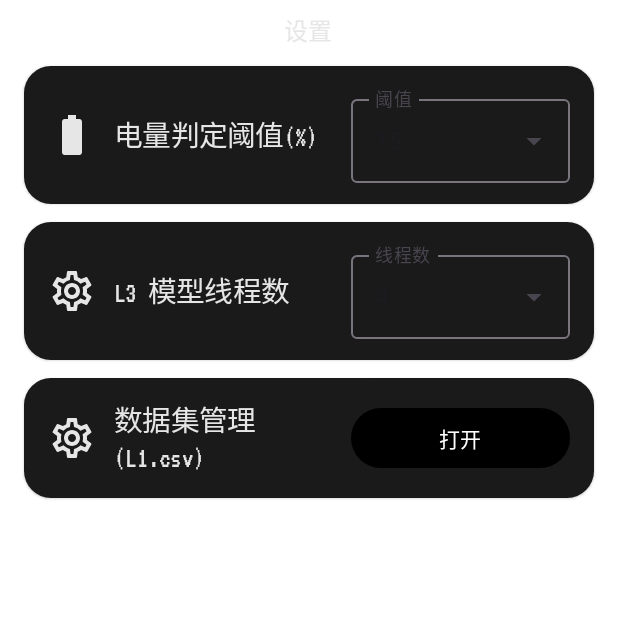
After one commit to brill594/Zero, an Android app built with Jetpack Compose: the composable SettingsScreen shown on its own in the app's theme, on a phone screen of 412 x 824 dp, the top half of it. The commit adds this screen. Run offline under Robolectric (Android 15) with nearby library versions, the phone set to English and light mode, and no system bars.

Commit message:
feat(历史通知页): 新增手动标注优先级功能并自动分区
- 在历史通知页添加优先级标注下拉菜单，支持高/中/低优先级选择
- 修改优先级后自动移动到对应分区并记录到L1.csv数据集
- 新增AppSettings管理电池阈值和L3线程数配置
- 添加设置页和数据集管理页，支持导出和清空L1数据集
- 修改NotificationDao查询逻辑以支持用户优先级覆盖

```diff
--- a/app/src/main/java/com/Brill/zero/data/db/NotificationDao.kt
+++ b/app/src/main/java/com/Brill/zero/data/db/NotificationDao.kt
@@ -8,7 +8,7 @@ interface NotificationDao {
     @Insert(onConflict = OnConflictStrategy.REPLACE)
     suspend fun upsert(item: NotificationEntity): Long
 
-    @Query("SELECT * FROM notifications WHERE priority = :p ORDER BY postedAt DESC LIMIT :limit")
+    @Query("SELECT * FROM notifications WHERE COALESCE(userPriority, priority) = :p ORDER BY postedAt DESC LIMIT :limit")
     fun streamByPriority(p: String, limit: Int = 50): Flow<List<NotificationEntity>>
 
     @Query("SELECT * FROM notifications WHERE processed = 0 AND priority = 'MEDIUM' ORDER BY postedAt ASC LIMIT :limit")
@@ -17,6 +17,9 @@ interface NotificationDao {
     @Query("UPDATE notifications SET processed = 1 WHERE id IN (:ids)")
     suspend fun markProcessed(ids: List<Long>)
 
+    @Query("UPDATE notifications SET userPriority = :p WHERE id = :id")
+    suspend fun setUserPriority(id: Long, p: String?)
+
     @Query("SELECT * FROM notifications WHERE id = :id LIMIT 1")
     suspend fun getById(id: Long): NotificationEntity?
 
--- a/app/src/main/java/com/Brill/zero/data/repo/ZeroRepository.kt
+++ b/app/src/main/java/com/Brill/zero/data/repo/ZeroRepository.kt
@@ -53,6 +53,10 @@ class ZeroRepository private constructor(private val db: ZeroDatabase, private v
     suspend fun markProcessed(ids: List<Long>) = db.notificationDao().markProcessed(ids)
 
     suspend fun getNotificationById(id: Long) = db.notificationDao().getById(id)
+
+    suspend fun setNotificationUserPriority(id: Long, userPriority: String?) = withContext(Dispatchers.IO) {
+        db.notificationDao().setUserPriority(id, userPriority)
+    }
     companion object {
         @Volatile private var INSTANCE: ZeroRepository? = null
         fun get(context: Context): ZeroRepository = INSTANCE ?: synchronized(this) {
--- /dev/null
+++ b/app/src/main/java/com/Brill/zero/settings/AppSettings.kt
@@ -0,0 +1,34 @@
+package com.brill.zero.settings
+
+import android.content.Context
+import android.content.SharedPreferences
+
+object AppSettings {
+    private const val PREFS_NAME = "zero_settings"
+    private const val KEY_BATTERY_THRESHOLD = "battery_threshold_pct"
+    private const val KEY_L3_THREADS = "l3_threads"
+
+    private fun prefs(ctx: Context): SharedPreferences =
+        ctx.applicationContext.getSharedPreferences(PREFS_NAME, Context.MODE_PRIVATE)
+
+    fun getBatteryThreshold(ctx: Context): Int {
+        val p = prefs(ctx)
+        return p.getInt(KEY_BATTERY_THRESHOLD, 15) // default 15%
+    }
+
+    fun setBatteryThreshold(ctx: Context, value: Int) {
+        val v = value.coerceIn(5, 50)
+        prefs(ctx).edit().putInt(KEY_BATTERY_THRESHOLD, v).apply()
+    }
+
+    fun getL3Threads(ctx: Context): Int {
+        val p = prefs(ctx)
+        return p.getInt(KEY_L3_THREADS, 4) // default threads 4
+    }
+
+    fun setL3Threads(ctx: Context, value: Int) {
+        val cores = Runtime.getRuntime().availableProcessors().coerceAtMost(8)
+        val v = value.coerceIn(1, cores)
+        prefs(ctx).edit().putInt(KEY_L3_THREADS, v).apply()
+    }
+}
--- /dev/null
+++ b/app/src/main/java/com/Brill/zero/ui/screen/SettingsScreen.kt
@@ -0,0 +1,242 @@
+@file:OptIn(androidx.compose.material3.ExperimentalMaterial3Api::class)
+package com.brill.zero.ui.screen
+
+import android.graphics.Typeface
+import androidx.compose.foundation.clickable
+import androidx.compose.foundation.layout.*
+import androidx.compose.foundation.shape.RoundedCornerShape
+import androidx.compose.material3.*
+import androidx.compose.runtime.*
+import androidx.compose.ui.Alignment
+import androidx.compose.ui.Modifier
+import androidx.compose.ui.graphics.Color
+import androidx.compose.ui.platform.LocalContext
+import androidx.compose.ui.text.font.FontFamily
+import androidx.compose.ui.unit.dp
+import androidx.compose.material.icons.Icons
+import androidx.compose.material.icons.outlined.BatteryStd
+import androidx.compose.material.icons.outlined.Settings
+import com.brill.zero.settings.AppSettings
+
+@Composable
+fun SettingsScreen(onOpenDashboard: () -> Unit = {}, onOpenDataset: () -> Unit = {}) {
+    val context = LocalContext.current
+
+    val vt323 = remember(context) {
+        FontFamily(Typeface.createFromAsset(context.assets, "fonts/VT323-Regular.ttf"))
+    }
+
+    // Load persisted values
+    var batteryThreshold by remember { mutableStateOf(AppSettings.getBatteryThreshold(context)) }
+    var l3Threads by remember { mutableStateOf(AppSettings.getL3Threads(context)) }
+    val maxThreads = remember { Runtime.getRuntime().availableProcessors().coerceAtMost(8) }
+
+    Column(
+        modifier = Modifier
+            .fillMaxSize()
+            .padding(horizontal = 16.dp)
+    ) {
+        // 顶部：居中标题
+        Box(
+            modifier = Modifier
+                .fillMaxWidth()
+                .padding(top = 8.dp, bottom = 12.dp)
+        ) {
+            Text(
+                "设置",
+                style = MaterialTheme.typography.titleMedium.copy(fontFamily = vt323),
+                color = Color(0xFFE6E6E6),
+                modifier = Modifier.align(Alignment.Center)
+            )
+        }
+
+        Column(
+            modifier = Modifier.fillMaxWidth(),
+            verticalArrangement = Arrangement.spacedBy(12.dp)
+        ) {
+            // 电量判定阈值（%）
+            ElevatedCard(
+                shape = RoundedCornerShape(18.dp),
+                colors = CardDefaults.elevatedCardColors(containerColor = Color(0xFF1A1A1A)),
+                modifier = Modifier.fillMaxWidth()
+            ) {
+                Row(
+                    Modifier
+                        .fillMaxWidth()
+                        .padding(horizontal = 16.dp, vertical = 14.dp),
+                    horizontalArrangement = Arrangement.spacedBy(12.dp),
+                    verticalAlignment = Alignment.CenterVertically
+                ) {
+                    Icon(Icons.Outlined.BatteryStd, contentDescription = null, tint = Color(0xFFE6E6E6), modifier = Modifier.size(32.dp))
+                    Text(
+                        "电量判定阈值(%)",
+                        color = Color(0xFFE6E6E6),
+                        style = MaterialTheme.typography.titleMedium.copy(
+                            fontSize = MaterialTheme.typography.titleMedium.fontSize * 1.2f,
+                            fontFamily = vt323
+                        ),
+                        modifier = Modifier.weight(1f)
+                    )
+                    BatteryDropdown(
+                        selected = batteryThreshold,
+                        options = listOf(5, 10, 15, 20, 30, 40, 50),
+                        onSelect = {
+                            batteryThreshold = it
+                            AppSettings.setBatteryThreshold(context, it)
+                        },
+                        modifier = Modifier.weight(1f)
+                    )
+                }
+            }
+
+            // L3 模型线程数
+            ElevatedCard(
+                shape = RoundedCornerShape(18.dp),
+                colors = CardDefaults.elevatedCardColors(containerColor = Color(0xFF1A1A1A)),
+                modifier = Modifier.fillMaxWidth()
+            ) {
+                Row(
+                    Modifier
+                        .fillMaxWidth()
+                        .padding(horizontal = 16.dp, vertical = 14.dp),
+                    horizontalArrangement = Arrangement.spacedBy(12.dp),
+                    verticalAlignment = Alignment.CenterVertically
+                ) {
+                    Icon(Icons.Outlined.Settings, contentDescription = null, tint = Color(0xFFE6E6E6), modifier = Modifier.size(32.dp))
+                    Text(
+                        "L3 模型线程数",
+                        color = Color(0xFFE6E6E6),
+                        style = MaterialTheme.typography.titleMedium.copy(
+                            fontSize = MaterialTheme.typography.titleMedium.fontSize * 1.2f,
+                            fontFamily = vt323
+                        ),
+                        modifier = Modifier.weight(1f)
+                    )
+                    ThreadsDropdown(
+                        selected = l3Threads,
+                        max = maxThreads,
+                        onSelect = {
+                            l3Threads = it
+                            AppSettings.setL3Threads(context, it)
+                        },
+                        modifier = Modifier.weight(1f)
+                    )
+                }
+            }
+
+            // 数据集管理（L1.csv）
+            ElevatedCard(
+                shape = RoundedCornerShape(18.dp),
+                colors = CardDefaults.elevatedCardColors(containerColor = Color(0xFF1A1A1A)),
+                modifier = Modifier.fillMaxWidth()
+            ) {
+                Row(
+                    Modifier
+                        .fillMaxWidth()
+                        .padding(horizontal = 16.dp, vertical = 14.dp),
+                    horizontalArrangement = Arrangement.spacedBy(12.dp),
+                    verticalAlignment = Alignment.CenterVertically
+                ) {
+                    Icon(Icons.Outlined.Settings, contentDescription = null, tint = Color(0xFFE6E6E6), modifier = Modifier.size(32.dp))
+                    Text(
+                        "数据集管理 (L1.csv)",
+                        color = Color(0xFFE6E6E6),
+                        style = MaterialTheme.typography.titleMedium.copy(
+                            fontSize = MaterialTheme.typography.titleMedium.fontSize * 1.2f,
+                            fontFamily = vt323
+                        ),
+                        modifier = Modifier.weight(1f)
+                    )
+                    Button(onClick = onOpenDataset, modifier = Modifier.weight(1f)) { Text("打开") }
+                }
+            }
+        }
+    }
+}
+
+@Composable
+private fun BatteryDropdown(
+    selected: Int,
+    options: List<Int>,
+    onSelect: (Int) -> Unit,
+    label: String = "阈值",
+    modifier: Modifier = Modifier
+) {
+    var expanded by remember { mutableStateOf(false) }
+
+    ExposedDropdownMenuBox(
+        expanded = expanded,
+        onExpandedChange = { expanded = it },
+        modifier = modifier
+    ) {
+        OutlinedTextField(
+            value = selected.toString(),
+            onValueChange = {},
+            readOnly = true,
+            label = { Text(label) },
+            trailingIcon = { ExposedDropdownMenuDefaults.TrailingIcon(expanded) },
+            modifier = Modifier
+                .fillMaxWidth()
+                .menuAnchor()
+        )
+
+        ExposedDropdownMenu(
+            expanded = expanded,
+            onDismissRequest = { expanded = false }
+        ) {
+            options.forEach { opt ->
+                DropdownMenuItem(
+                    text = { Text(opt.toString()) },
+                    onClick = {
+                        onSelect(opt)
+                        expanded = false
+                    }
+                )
+            }
+        }
+    }
+}
+
+@Composable
+private fun ThreadsDropdown(
+    selected: Int,
+    max: Int,
+    onSelect: (Int) -> Unit,
+    label: String = "线程数",
+    modifier: Modifier = Modifier
+) {
+    var expanded by remember { mutableStateOf(false) }
+    val options = remember(max) { (1..max).toList() }
+
+    ExposedDropdownMenuBox(
+        expanded = expanded,
+        onExpandedChange = { expanded = it },
+        modifier = modifier
+    ) {
+        OutlinedTextField(
+            value = selected.toString(),
+            onValueChange = {},
+            readOnly = true,
+            label = { Text(label) },
+            trailingIcon = { ExposedDropdownMenuDefaults.TrailingIcon(expanded) },
+            modifier = Modifier
+                .fillMaxWidth()
+                .menuAnchor()
+        )
+
+        ExposedDropdownMenu(
+            expanded = expanded,
+            onDismissRequest = { expanded = false }
+        ) {
+            options.forEach { opt ->
+                DropdownMenuItem(
+                    text = { Text(opt.toString()) },
+                    onClick = {
+                        onSelect(opt)
+                        expanded = false
+                    }
+                )
+            }
+        }
+    }
+}
```
Also changed, not shown: app/src/main/java/com/Brill/zero/data/datasets/L1DatasetLogger.kt (added, +43 -0 lines), app/src/main/java/com/Brill/zero/ui/nav/NavGraph.kt (+38 -0 lines), app/src/main/java/com/Brill/zero/ui/screen/DashboardScreen.kt (+9 -2 lines), app/src/main/java/com/Brill/zero/ui/screen/DatasetManageScreen.kt (added, +218 -0 lines), app/src/main/java/com/Brill/zero/ui/screen/HistoryScreen.kt (+39 -0 lines), app/src/main/java/com/Brill/zero/worker/L2L3ProcessWorker.kt (+8 -3 lines), app/src/main/java/com/Brill/zero/worker/MediumPriorityWorker.kt (+7 -1 lines), 1 other file.
